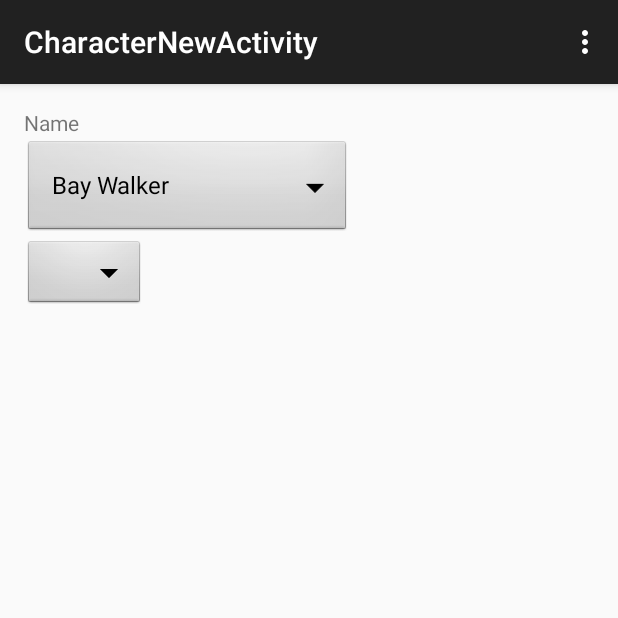
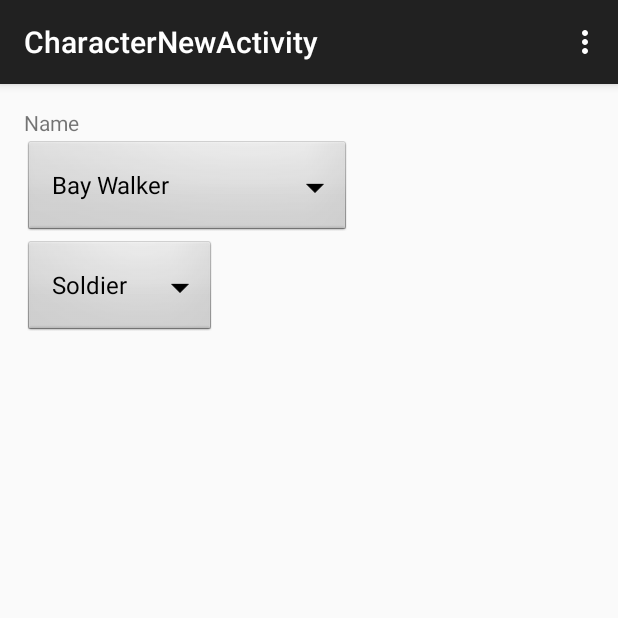
Before and after one commit to beautifuldonkey/SurvivorsGuide, an Android app: the CharacterNewActivity screen opened directly, with no data from a screen before it, on a phone screen of 412 x 824 dp, the top half of it. Run offline under Robolectric (Android 15) with nearby library versions, the phone set to English and light mode, and no system bars.

Commit message:
adding code to list profession names in drop down during new char

```diff
--- a/app/src/main/java/beautifuldonkey/survivorsguide/CharacterNewActivity.java
+++ b/app/src/main/java/beautifuldonkey/survivorsguide/CharacterNewActivity.java
@@ -9,6 +9,8 @@ import android.widget.Spinner;
 
 import java.util.List;
 
+import beautifuldonkey.survivorsguide.Data.Profession;
+import beautifuldonkey.survivorsguide.Data.ProfessionList;
 import beautifuldonkey.survivorsguide.Data.Strain;
 import beautifuldonkey.survivorsguide.Data.StrainList;
 
@@ -29,6 +31,14 @@ public class CharacterNewActivity extends ActionBarActivity {
         ArrayAdapter<String> strainAdapter = new ArrayAdapter<String>(this, R.layout.support_simple_spinner_dropdown_item, strainNames);
         strainDropDown.setAdapter(strainAdapter);
 
+        List<Profession> professions = ProfessionList.getProfessionList();
+        String[] professionNames = new String[professions.size()];
+        for(int i = 0; i<professions.size(); i++){
+            professionNames[i] = professions.get(i).getName();
+        }
+        Spinner profDropDown = (Spinner) findViewById(R.id.professionDropDown);
+        ArrayAdapter<String> profAdapter = new ArrayAdapter<String>(this, R.layout.support_simple_spinner_dropdown_item, professionNames);
+        profDropDown.setAdapter(profAdapter);
 
         }
 
```
